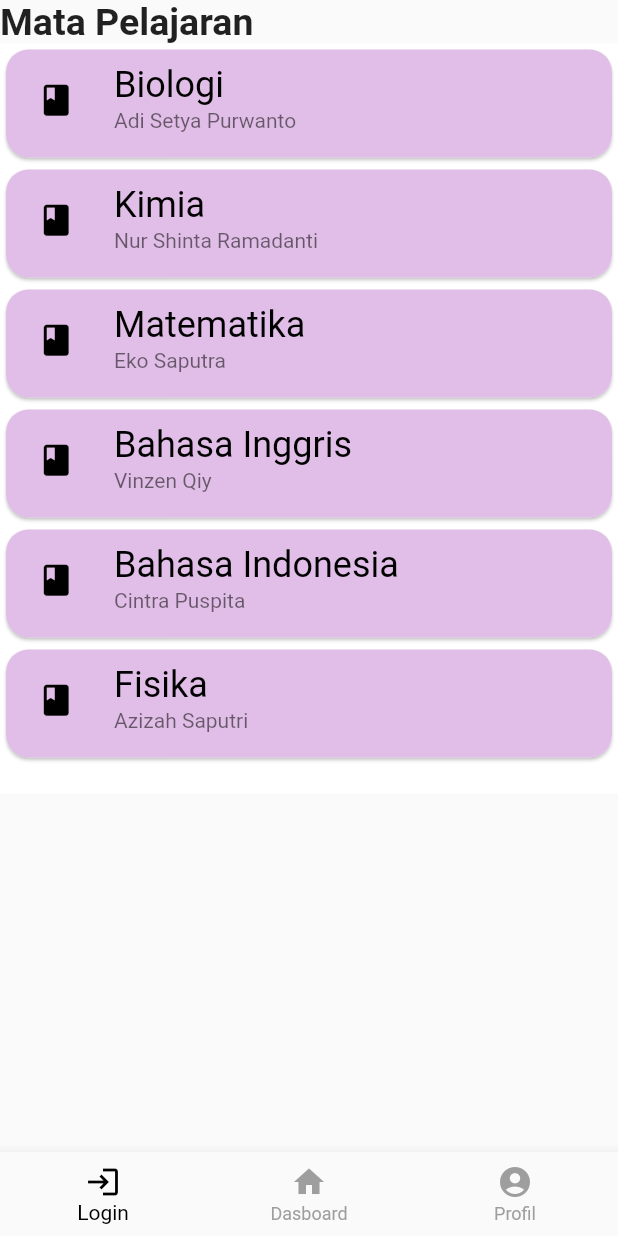
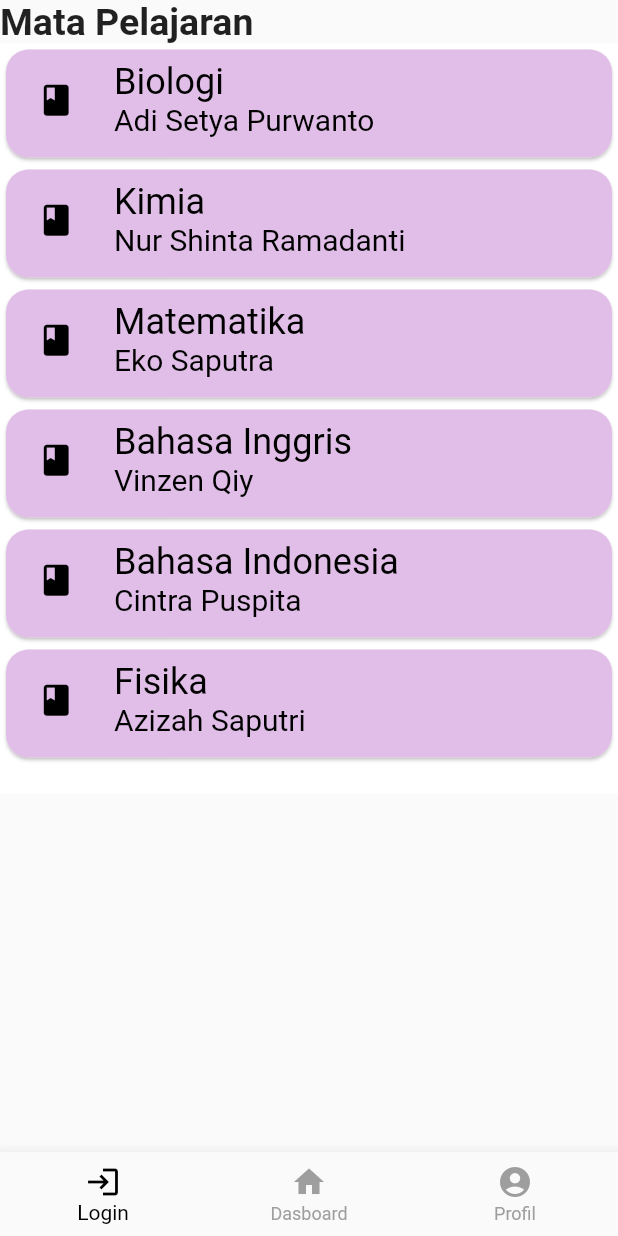
Before and after one commit to Politeknik-Banyuwangi/project-uas-project-uas-kel4, a Flutter app: the screen it shows after launch, on a phone screen of 412 x 824 dp. Run offline on Flutter 3.47's test engine with Material 2 defaults, Android fonts, the phone set to English and light mode, and no system bars.

```diff
--- a/lib/homepage/homepage.dart
+++ b/lib/homepage/homepage.dart
@@ -82,6 +82,7 @@ class _Bills extends State<Bills> {
                         ),
                         subtitle: Text(
                           '${_subtitleGuru[index]}',
+                          style: TextStyle(color: Colors.black, fontSize: 20.0),
                           overflow: TextOverflow.ellipsis,
                         ),
                         leading: Container(
```
Also changed, not shown: 1 other file.
